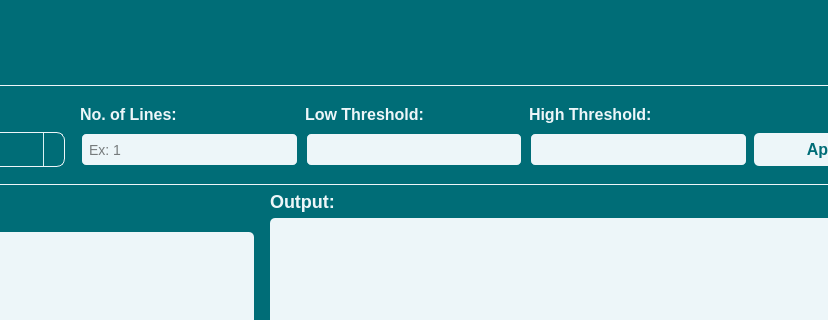
Above: main.ui from VisionCode-Toolkit/segmentation-lab before the change; both pictures show x 432 to 1260 and y 0 to 320 of the 1383 by 858 pixel window. Below: the same form after it.
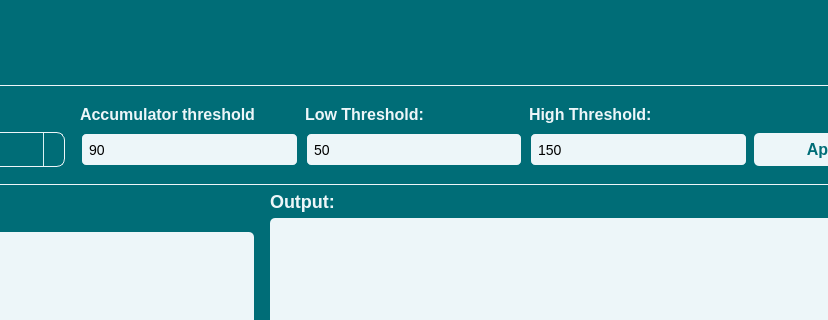
That is the form after the change. The open tabs and pages were chosen to show the change. Icons and pictures are not drawn.

Diff of the .ui file:
```diff
--- a/main.ui
+++ b/main.ui
@@ -592,7 +592,7 @@
                    </property>
                    <property name="maximumSize">
                     <size>
-                     <width>150</width>
+                     <width>250</width>
                      <height>16777215</height>
                     </size>
                    </property>
@@ -603,7 +603,7 @@
 font-weight:500;</string>
                    </property>
                    <property name="text">
-                    <string>No. of Lines:</string>
+                    <string>Accumulator threshold</string>
                    </property>
                   </widget>
                  </item>
@@ -638,10 +638,10 @@
 </string>
                    </property>
                    <property name="text">
-                    <string/>
+                    <string>90</string>
                    </property>
                    <property name="placeholderText">
-                    <string>Ex: 1</string>
+                    <string>Ex: 90</string>
                    </property>
                   </widget>
                  </item>
@@ -698,6 +698,9 @@
     }
 </string>
                    </property>
+                   <property name="text">
+                    <string>50</string>
+                   </property>
                    <property name="placeholderText">
                     <string/>
                    </property>
@@ -756,6 +759,9 @@
     }
 </string>
                    </property>
+                   <property name="text">
+                    <string>150</string>
+                   </property>
                   </widget>
                  </item>
                 </layout>
```
Left out of the diff: 2 changed lines with no effect on the pictures.
